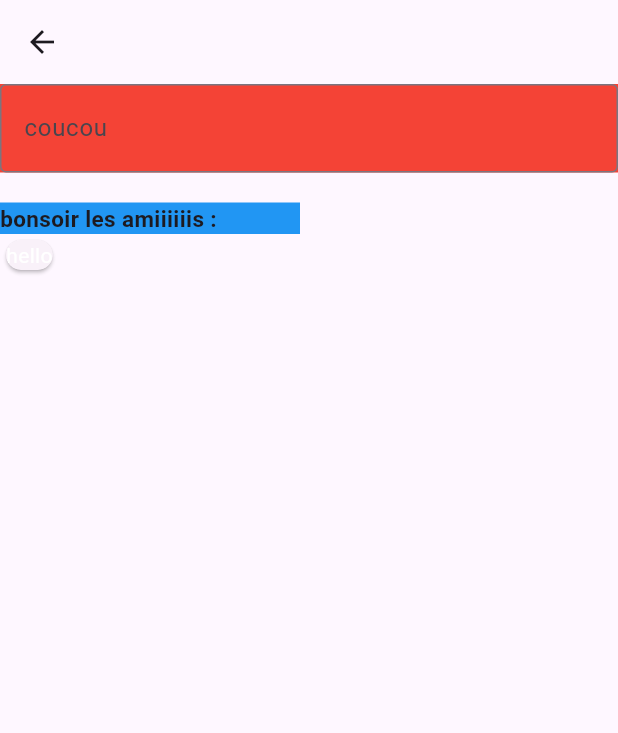
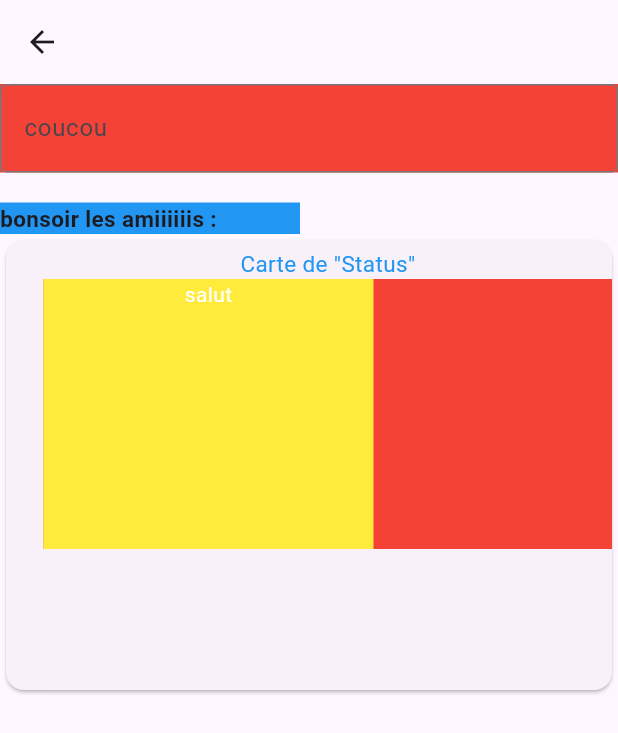
Before and after one commit to MyApero/HOD-App, a Flutter app: the TestScreen screen opened directly, on a phone screen of 412 x 824 dp. Shown: the top 733 px of the screen. Run offline on Flutter 3.47's test engine with Material 3 defaults, Android fonts, the phone set to English and light mode, and no system bars; our stand-ins replace syncfusion_flutter_calendar.

Commit message:
feat: player card ongoing

```diff
--- a/lib/widgets/player_card.dart
+++ b/lib/widgets/player_card.dart
@@ -6,15 +6,49 @@ class PlayerCard extends StatelessWidget {
   @override
   Widget build(BuildContext context) {
     return Card(
+      //color: Theme.of(context).colorScheme.primary,
       clipBehavior: Clip.hardEdge,
       child: InkWell(
         splashColor: Colors.blue.withAlpha(30),
         onTap: () {},
-        child: const Column(
-          children: [
-            Text("hello"),
-          ],
-        ),
+        child: SizedBox(
+            width: double.infinity,
+            height: 300,
+            child: Container(
+              padding: EdgeInsets.fromLTRB(25, 5, 0, 5),
+              child: Column(
+                children: [
+                  const Text(
+                    "Carte de \"Status\"",
+                    style: TextStyle(
+                      fontSize: 15,
+                      color: Colors.blue,
+                    ),
+                  ),
+                  Container(
+                    color: Colors.red,
+                    width: double.infinity,
+                    height: 180,
+                    child: Row(
+                      children: [
+                         Container(
+                          color: Colors.yellow,
+                          height: 180,
+                          width: 220,
+                          child: const Column(
+                            children: [
+                              Text("salut"),
+                            ],
+                          ),
+                        )
+                      ],
+                    ),
+                  ),
+                  Row(),
+                  Row(),
+                ],
+              ),
+            )),
       ),
     );
   }
```
